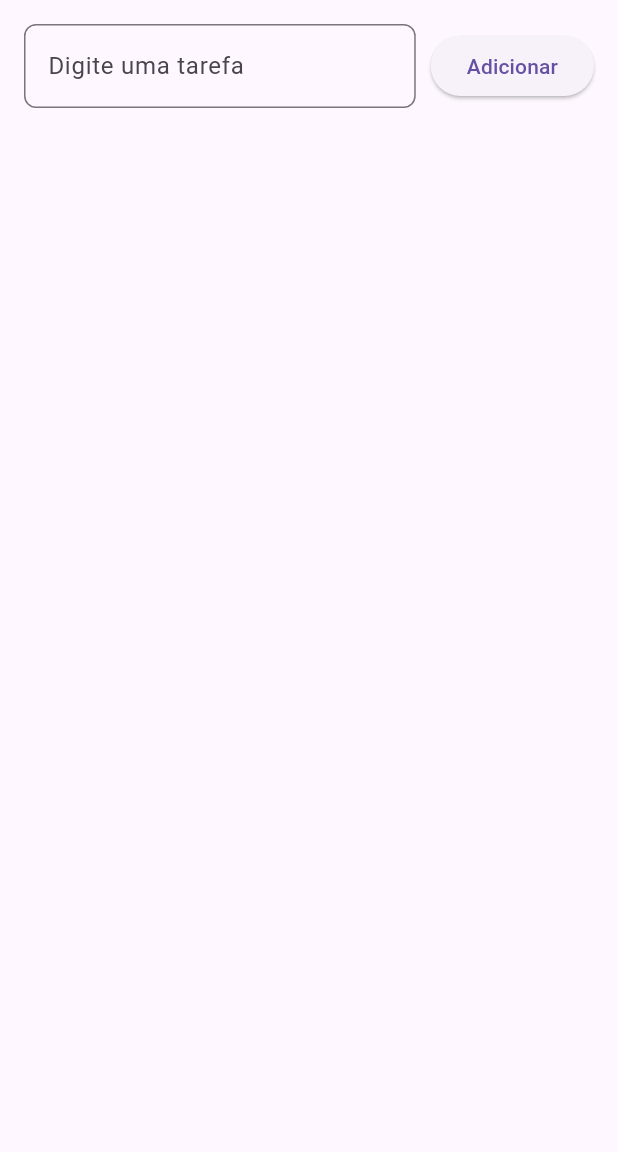
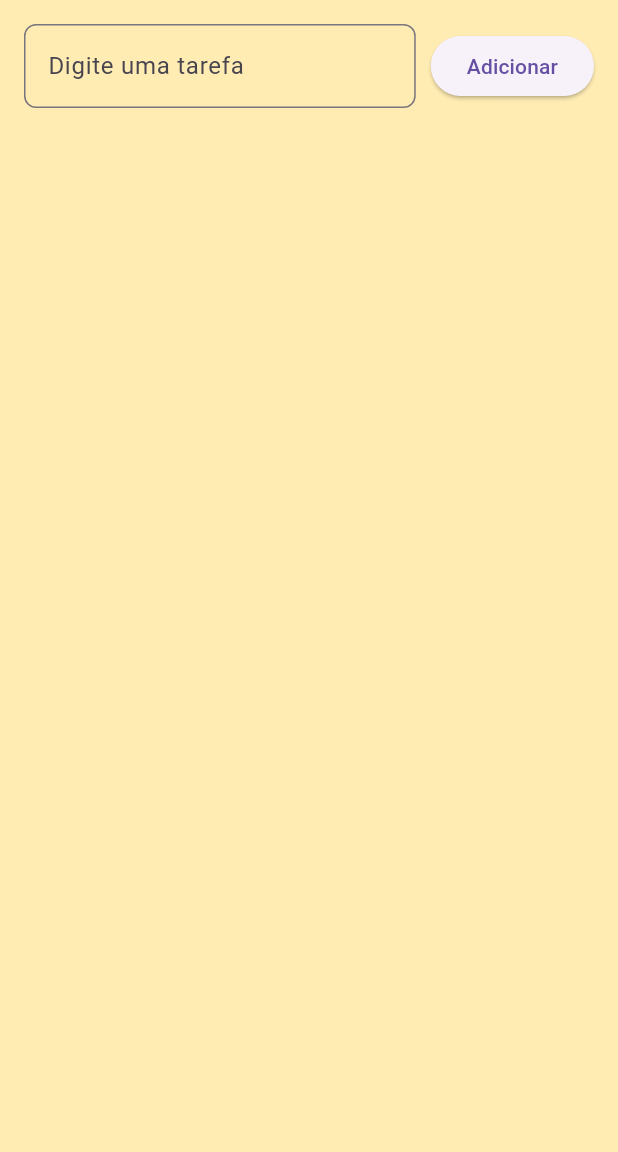
Before and after one commit to pedrohsantanaa/lista_tarefas_flutter, a Flutter app: the screen it shows after launch, on a phone screen of 412 x 824 dp, the part 84-1236 px from its top. Run offline on Flutter 3.47's test engine with Material 3 defaults, Android fonts, the phone set to English and light mode, and no system bars.

Commit message:
alteração_cores

```diff
--- a/lib/main.dart
+++ b/lib/main.dart
@@ -9,9 +9,13 @@ class MainApp extends StatelessWidget {
 
   @override
   Widget build(BuildContext context) {
-    return const MaterialApp(
+    return  MaterialApp(
       //Remove a faixa DEBUG
       debugShowCheckedModeBanner: false,
+
+      // theme: ThemeData(
+      //   scaffoldBackgroundColor: const Color.fromARGB(255, 83, 40, 40),
+      // ),
 
       //Título do App
       title: 'Lista de Tarefas',
@@ -78,6 +82,9 @@ class _HomePageState extends State<HomePage> {
     /// Método responsável por construir a interface da página inicial.
     return Scaffold(
       ///Barra superior do App
+      ///
+      ///
+      backgroundColor: Colors.amber[100],
       appBar: AppBar(
         title: const Text(
           'Lista de Tarefas',
```
